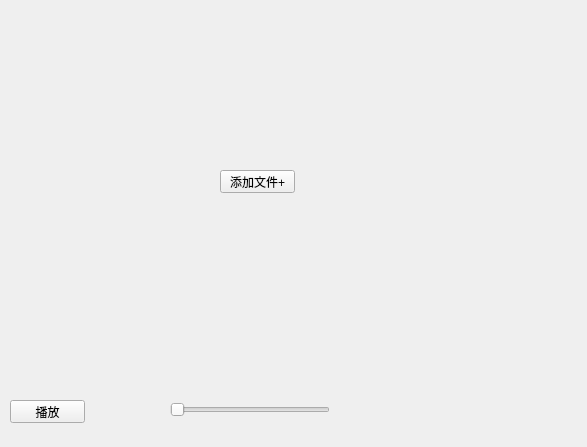
Old version of the form player.ui in the repository dreamfly2012/pyqt_player.
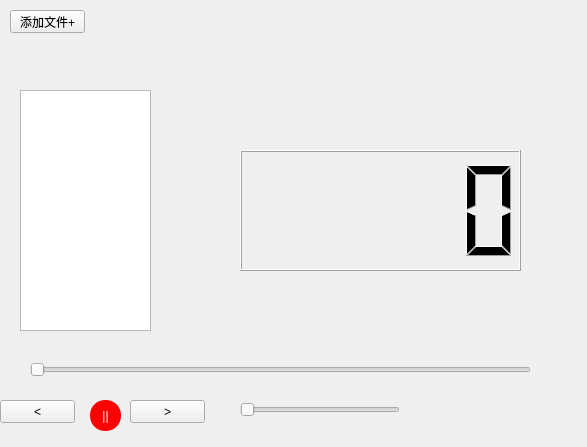
New version of the form.

Commit message: add playlist and prev and next function

```diff
--- a/player.ui
+++ b/player.ui
@@ -13,23 +13,34 @@
   <property name="windowTitle">
    <string>音乐播放器by梦回故里</string>
   </property>
+  <property name="styleSheet">
+   <string notr="true"/>
+  </property>
   <widget class="QPushButton" name="playbtn">
    <property name="geometry">
     <rect>
-     <x>10</x>
+     <x>90</x>
      <y>400</y>
-     <width>75</width>
-     <height>23</height>
+     <width>31</width>
+     <height>31</height>
     </rect>
    </property>
+   <property name="styleSheet">
+    <string notr="true">#playbtn{
+	border-radius:15px;
+background-color:red;
+	font: 10pt &quot;楷体&quot;;
+color:#fff;
+}</string>
+   </property>
    <property name="text">
-    <string>播放</string>
+    <string>||</string>
    </property>
   </widget>
   <widget class="QSlider" name="horizontalSlider">
    <property name="geometry">
     <rect>
-     <x>170</x>
+     <x>240</x>
      <y>400</y>
      <width>160</width>
      <height>19</height>
@@ -42,8 +53,8 @@
   <widget class="QPushButton" name="pushButton">
    <property name="geometry">
     <rect>
-     <x>220</x>
-     <y>170</y>
+     <x>10</x>
+     <y>10</y>
      <width>75</width>
      <height>23</height>
     </rect>
@@ -52,6 +63,65 @@
     <string>添加文件+</string>
    </property>
   </widget>
+  <widget class="QListView" name="listView">
+   <property name="geometry">
+    <rect>
+     <x>20</x>
+     <y>90</y>
+     <width>131</width>
+     <height>241</height>
+    </rect>
+   </property>
+  </widget>
+  <widget class="QSlider" name="durantionSlider">
+   <property name="geometry">
+    <rect>
+     <x>30</x>
+     <y>360</y>
+     <width>501</width>
+     <height>19</height>
+    </rect>
+   </property>
+   <property name="orientation">
+    <enum>Qt::Horizontal</enum>
+   </property>
+  </widget>
+  <widget class="QLCDNumber" name="lcdNumber">
+   <property name="geometry">
+    <rect>
+     <x>240</x>
+     <y>150</y>
+     <width>281</width>
+     <height>121</height>
+    </rect>
+   </property>
+  </widget>
+  <widget class="QPushButton" name="prevbtn">
+   <property name="geometry">
+    <rect>
+     <x>0</x>
+     <y>400</y>
+     <width>75</width>
+     <height>23</height>
+    </rect>
+   </property>
+   <property name="text">
+    <string>&lt;</string>
+   </property>
+  </widget>
+  <widget class="QPushButton" name="nextbtn">
+   <property name="geometry">
+    <rect>
+     <x>130</x>
+     <y>400</y>
+     <width>75</width>
+     <height>23</height>
+    </rect>
+   </property>
+   <property name="text">
+    <string>&gt;</string>
+   </property>
+  </widget>
  </widget>
  <resources/>
  <connections>
```
Left out of the diff: 58 changed lines with no effect on the pictures. The commit also changes 2 other files.
